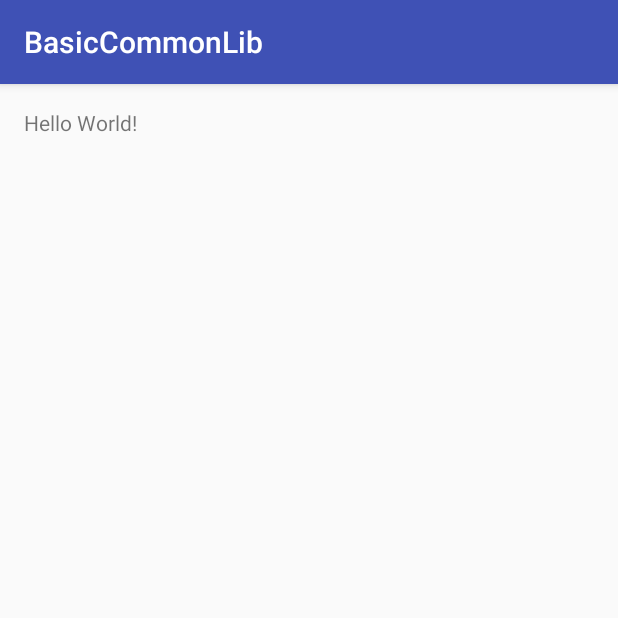
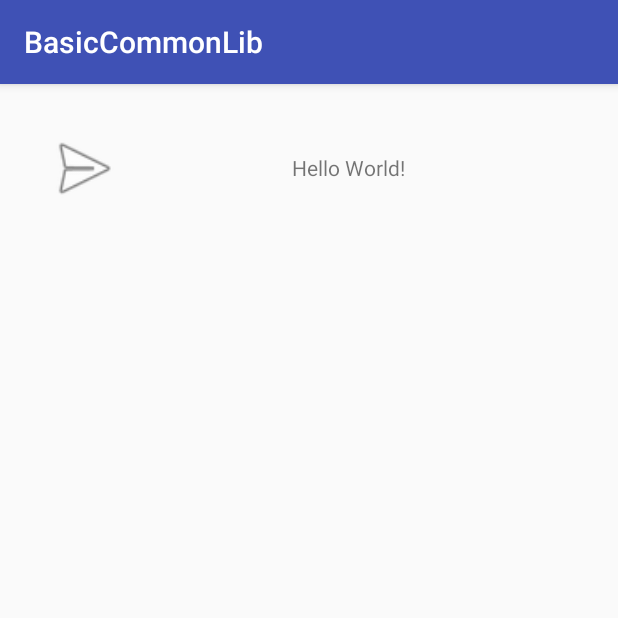
Before and after one commit to HelloDearWorld/BasicCommonLib, an Android app: the screen it shows after launch (MainActivity), on a phone screen of 412 x 824 dp, the top half of it. Run offline under Robolectric (Android 15) with nearby library versions, the phone set to English and light mode, and no system bars; our stand-ins replace ButterKnife; libraries missing offline, so code that uses them is left out: com.zhy.autolayout; plain views replace AutoLinearLayout, AutoRelativeLayout.

```diff
--- a/LibCommon/build.gradle
+++ b/LibCommon/build.gradle
@@ -25,4 +25,5 @@ dependencies {
     compile 'com.android.support:appcompat-v7:23.4.0'
     compile 'com.zhy:okhttputils:2.6.2'
     compile 'com.zhy:autolayout:1.4.3'
+    compile 'com.jakewharton:butterknife:8.1.0'
 }
--- a/LibCommon/src/main/java/com/basiccommonlib/MainActivity.java
+++ b/LibCommon/src/main/java/com/basiccommonlib/MainActivity.java
@@ -4,12 +4,17 @@ import android.os.Bundle;
 
 import com.basiccommonlib.activity.BaseCommonActivity;
 
+import butterknife.ButterKnife;
+
 public class MainActivity extends BaseCommonActivity {
+
+
 
     @Override
     protected void onCreate(Bundle savedInstanceState) {
         super.onCreate(savedInstanceState);
         setContentView(R.layout.activity_main);
+        ButterKnife.bind(this);
     }
 
     @Override
@@ -26,4 +31,7 @@ public class MainActivity extends BaseCommonActivity {
     public void initData() {
 
     }
+
+
+
 }
--- a/LibCommon/src/main/java/com/basiccommonlib/weight/CommonTitleBar.java
+++ b/LibCommon/src/main/java/com/basiccommonlib/weight/CommonTitleBar.java
@@ -9,7 +9,19 @@ import android.annotation.TargetApi;
 import android.content.Context;
 import android.os.Build;
 import android.util.AttributeSet;
+import android.view.LayoutInflater;
+import android.view.View;
+import android.widget.ImageView;
 import android.widget.RelativeLayout;
+import android.widget.TextView;
+import android.widget.Toast;
+
+import com.basiccommonlib.R;
+import com.zhy.autolayout.AutoLinearLayout;
+
+import butterknife.BindView;
+import butterknife.ButterKnife;
+import butterknife.OnClick;
 
 /**
  * @author
@@ -20,23 +32,81 @@ import android.widget.RelativeLayout;
  *          </p>
  */
 public class CommonTitleBar extends RelativeLayout {
+
+    @BindView(R.id.common_title_left_textview)
+    TextView         commonTitleLeftTextview;
+    @BindView(R.id.common_title_left_imageview)
+    ImageView        commonTitleLeftImageview;
+    @BindView(R.id.common_title_left_layout)
+    AutoLinearLayout commonTitleLeftLayout;
+    @BindView(R.id.common_title_middle_textview)
+    TextView         commonTitleMiddleTextview;
+    @BindView(R.id.common_title_middle_imageview)
+    ImageView        commonTitleMiddleImageview;
+    @BindView(R.id.common_title_middle_layout)
+    AutoLinearLayout commonTitleMiddleLayout;
+    @BindView(R.id.common_title_right_textview)
+    TextView         commonTitleRightTextview;
+    @BindView(R.id.common_title_right_imageview)
+    ImageView        commonTitleRightImageview;
+    @BindView(R.id.common_title_right_layout)
+    AutoLinearLayout commonTitleRightLayout;
+
+    private Context  context;
+
     public CommonTitleBar(Context context) {
         super(context);
+        initView(context);
     }
 
     public CommonTitleBar(Context context, AttributeSet attrs) {
         super(context, attrs);
+        initView(context);
     }
 
     public CommonTitleBar(Context context, AttributeSet attrs, int defStyleAttr) {
         super(context, attrs, defStyleAttr);
+        initView(context);
     }
 
     @TargetApi(Build.VERSION_CODES.LOLLIPOP)
     public CommonTitleBar(Context context, AttributeSet attrs, int defStyleAttr, int defStyleRes) {
         super(context, attrs, defStyleAttr, defStyleRes);
+        initView(context);
     }
 
+    private void initView(Context context) {
+        this.context = context;
+
+        LayoutInflater.from(getContext()).inflate(R.layout.common_titlebar, this);
+        ButterKnife.bind(this);
+
+    }
+
+    @OnClick({ R.id.common_title_left_textview, R.id.common_title_left_imageview, R.id.common_title_left_layout,
+            R.id.common_title_middle_textview, R.id.common_title_middle_imageview, R.id.common_title_middle_layout,
+            R.id.common_title_right_textview, R.id.common_title_right_imageview })
+    public void onClick(View view) {
+        int i = view.getId();
+        if (i == R.id.common_title_left_textview) {
+            Toast.makeText(context, "common_title_left_textview", Toast.LENGTH_SHORT).show();
+        } else if (i == R.id.common_title_left_imageview) {
+            Toast.makeText(context, "common_title_left_imageview", Toast.LENGTH_SHORT).show();
+        } else if (i == R.id.common_title_left_layout) {
+            Toast.makeText(context, "common_title_left_layout", Toast.LENGTH_SHORT).show();
+        } else if (i == R.id.common_title_middle_textview) {
+            Toast.makeText(context, "common_title_middle_textview", Toast.LENGTH_SHORT).show();
+        } else if (i == R.id.common_title_middle_imageview) {
+            Toast.makeText(context, "common_title_middle_imageview", Toast.LENGTH_SHORT).show();
+
+        } else if (i == R.id.common_title_middle_layout) {
+            Toast.makeText(context, "common_title_middle_layout", Toast.LENGTH_SHORT).show();
+        } else if (i == R.id.common_title_right_textview) {
+            Toast.makeText(context, "common_title_right_textview", Toast.LENGTH_SHORT).show();
+        } else if (i == R.id.common_title_right_imageview) {
+            Toast.makeText(context, "common_title_right_imageview", Toast.LENGTH_SHORT).show();
+        }
+    }
     // ===========================================================
     // Constants
     // ===========================================================
--- a/LibCommon/src/main/res/layout/activity_main.xml
+++ b/LibCommon/src/main/res/layout/activity_main.xml
@@ -9,8 +9,8 @@
     android:paddingTop="@dimen/activity_vertical_margin"
     tools:context="com.basiccommonlib.MainActivity">
 
-    <TextView
-        android:layout_width="wrap_content"
-        android:layout_height="wrap_content"
-        android:text="Hello World!" />
+    <com.basiccommonlib.weight.CommonTitleBar
+        android:layout_width="match_parent"
+        android:layout_height="wrap_content" />
+
 </RelativeLayout>
--- a/LibCommon/src/main/res/layout/common_titlebar.xml
+++ b/LibCommon/src/main/res/layout/common_titlebar.xml
@@ -32,8 +32,8 @@
         android:layout_width="wrap_content"
         android:layout_height="wrap_content"
         android:layout_centerVertical="true"
-        android:layout_toLeftOf="@id/common_title_right_layout"
-        android:layout_toRightOf="@id/common_title_left_layout"
+        android:layout_toLeftOf="@+id/common_title_right_layout"
+        android:layout_toRightOf="@+id/common_title_left_layout"
         android:gravity="center"
         android:orientation="horizontal">
 
```
Also changed, not shown: LibCommon/src/main/java/com/basiccommonlib/activity/BaseCommonActivity.java (+43 -0 lines).
